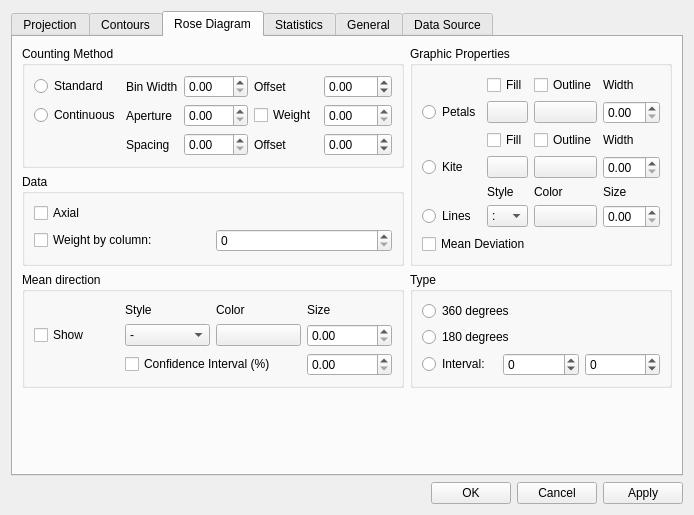
spamlab-iee/os, file ui_files/line_properties.ui: the form before one commit.
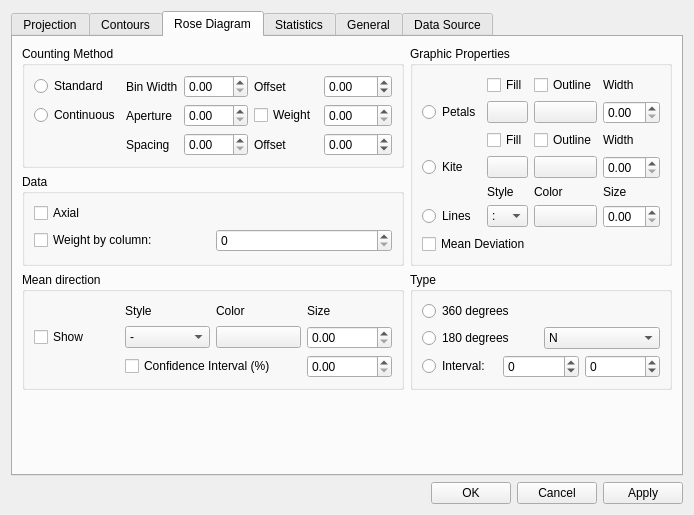
The form after the commit. The open tabs and pages were chosen to show the change.

Commit message: fixed rose diagram [build]

```diff
--- a/ui_files/line_properties.ui
+++ b/ui_files/line_properties.ui
@@ -6,7 +6,7 @@
    <rect>
     <x>0</x>
     <y>0</y>
-    <width>620</width>
+    <width>632</width>
     <height>502</height>
    </rect>
   </property>
@@ -2083,6 +2083,8 @@
              </widget>
             </item>
             <item>
+             <layout class="QHBoxLayout" name="horizontalLayout_10">
+              <item>
              <widget class="QRadioButton" name="prop_rose_check_180d">
               <property name="text">
                <string>180 degrees</string>
@@ -2090,6 +2092,22 @@
              </widget>
             </item>
             <item>
+               <widget class="QComboBox" name="prop_rose_180half">
+                <item>
+                 <property name="text">
+                  <string>N</string>
+                 </property>
+                </item>
+                <item>
+                 <property name="text">
+                  <string>S</string>
+                 </property>
+                </item>
+               </widget>
+              </item>
+             </layout>
+            </item>
+            <item>
              <layout class="QHBoxLayout" name="horizontalLayout_9">
               <item>
                <widget class="QRadioButton" name="prop_rose_check_interval">
```
Left out of the diff: 1 changed line with no effect on the pictures. Lines whose indentation alone changed are shown as unchanged. The commit also changes 7 other files.
